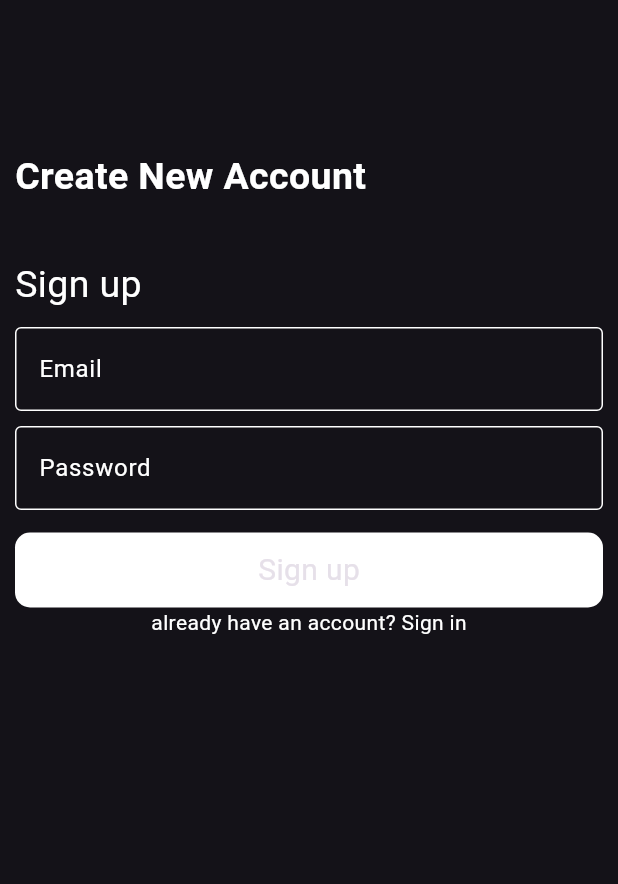
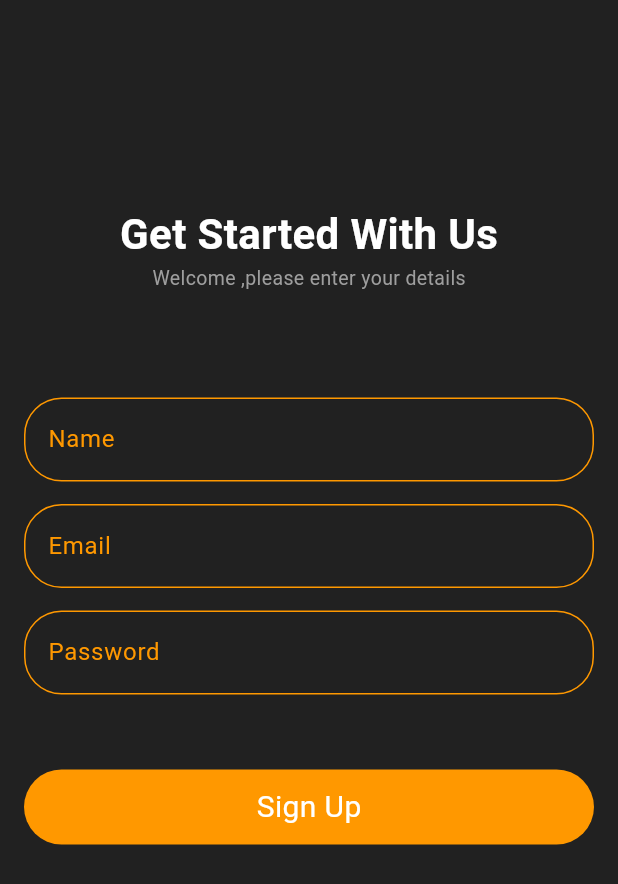
Before and after one commit to Donia-Abd-ElNasser/Recipes-App, a Flutter app: the screen it shows after launch, after a tap on "Sign up", on a phone screen of 412 x 824 dp. Shown: the top 884 px of the screen. Run offline on Flutter 3.47's test engine with Material 3 defaults, Android fonts, the light colour scheme and no system bars; drawn by our look-alikes of modal_progress_hud_nsn; our stand-ins replace awesome_dialog, bloc, firebase_auth, firebase_core, flutter_bloc, go_router and 1 more; accounts and stored records are empty; Roboto replaces fonts that are missing (GT Sectra Fine, kGtsectrafont).

Commit message:
handle register data

```diff
--- a/lib/core/routes.dart
+++ b/lib/core/routes.dart
@@ -5,7 +5,8 @@ import 'package:recipes_app/views/signin_view/view/signin_view.dart';
 
 import '../views/home_view/view/home_view.dart';
 import '../views/onboarding_view/view/onboarding_view.dart';
-import '../views/signup_view/view/signup_view.dart';
+import '../views/signup_view/view/sign_up_view.dart';
+
 import '../views/splash_view/view/splash_view.dart';
 
 abstract class AppRoutes {
--- a/lib/main.dart
+++ b/lib/main.dart
@@ -1,8 +1,10 @@
 import 'package:firebase_core/firebase_core.dart';
 import 'package:flutter/material.dart';
+import 'package:flutter_bloc/flutter_bloc.dart';
 import 'package:recipes_app/core/constants.dart';
 import 'package:recipes_app/core/routes.dart';
 import 'package:recipes_app/firebase_options.dart';
+import 'package:recipes_app/views/signup_view/view_model/signup_cubit/signup_cubit.dart';
 
 void main() async {
   WidgetsFlutterBinding.ensureInitialized();
@@ -20,10 +22,24 @@ class RecipesApp extends StatelessWidget {
 
   @override
   Widget build(BuildContext context) {
-    return MaterialApp.router(
-      debugShowCheckedModeBanner: false,
-      routerConfig: AppRoutes.routers,
-      theme: ThemeData.dark().copyWith(scaffoldBackgroundColor: kPrimaryColor),
+    return MultiBlocProvider(
+      providers: [
+BlocProvider(create: (context)=>SignupCubit()),
+
+
+      ],
+      child: MaterialApp.router(
+        debugShowCheckedModeBanner: false,
+        routerConfig: AppRoutes.routers,
+        theme:ThemeData.dark().copyWith(
+        scaffoldBackgroundColor: kPrimaryColor,
+        textTheme: TextTheme(
+      bodyLarge: TextStyle(fontFamily: 'kGtsectrafont'),
+      bodyMedium: TextStyle(fontFamily: 'kGtsectrafont'),
+      bodySmall: TextStyle(fontFamily: 'kGtsectrafont'),
+        ),
+      ),
+      ),
     );
   }
 }
--- /dev/null
+++ b/lib/views/signup_view/view/sign_up_view.dart
@@ -0,0 +1,14 @@
+import 'package:flutter/material.dart';
+
+import 'widget/signup_view_body.dart';
+
+class SignUpView extends StatelessWidget {
+  const SignUpView({super.key});
+
+  @override
+  Widget build(BuildContext context) {
+    return Scaffold(
+      body:SignupViewBody(),
+    );
+  }
+}
--- a/lib/views/signup_view/view/signup_view.dart
+++ b/lib/views/signup_view/view/signup_view.dart
@@ -1,155 +1,137 @@
+// import 'package:firebase_auth/firebase_auth.dart';
+// import 'package:flutter/material.dart';
+// import 'package:go_router/go_router.dart';
+// import 'package:modal_progress_hud_nsn/modal_progress_hud_nsn.dart';
+// import 'package:recipes_app/core/routes.dart';
 
+// import 'widget/custom_form_text_field.dart';
+// import 'widget/custom_signing_button.dart';
+// import 'widget/show_snack_bar.dart';
 
+// class SignUpView extends StatefulWidget {
+//   const SignUpView({super.key});
 
+//   @override
+//   State<SignUpView> createState() => _SignUpViewState();
+// }
 
-import 'package:firebase_auth/firebase_auth.dart';
-import 'package:flutter/material.dart';
-import 'package:go_router/go_router.dart';
-import 'package:modal_progress_hud_nsn/modal_progress_hud_nsn.dart';
-import 'package:recipes_app/core/routes.dart';
+// class _SignUpViewState extends State<SignUpView> {
+//   String? email;
 
+//   String? password;
 
+//   GlobalKey<FormState> formKey = GlobalKey();
 
-import 'widget/custom_form_text_field.dart';
-import 'widget/custom_signing_button.dart';
-import 'widget/show_snack_bar.dart';
+//   bool isLoading = false;
 
+//   @override
+//   Widget build(BuildContext context) {
+//     return ModalProgressHUD(
+//       inAsyncCall: isLoading,
+//       child: Scaffold(
+//         backgroundColor: Theme.of(context).primaryColor,
+//         body: Padding(
+//           padding: const EdgeInsets.symmetric(horizontal: 10),
+//           child: Form(
+//             key: formKey,
+//             child: ListView(
+//               children: [
+//                 // Image.asset(
+//                 //   'assets/scholar.png',
+//                 const SizedBox(height: 100),
+//                 Center(
+//                   child: const Text(
+//                     "Get Started With Us\n",
+//                     style: TextStyle(fontSize: 30, fontWeight: FontWeight.bold),
+//                   ),
+//                 ),
+//                 const Text(
+//                   'Welcome ,please enter your details',
+//                   style: TextStyle(color: Colors.grey, fontSize: 20),
+//                 ),
+//                 const SizedBox(height: 10),
+//                 CustomFormTextField(
+//                   onChange: (data) {
+//                     email = data;
+//                   },
+//                   text: 'Email',
+//                 ),
+//                 const SizedBox(height: 10),
+//                 CustomFormTextField(
+//                   obscureText: true,
+//                   onChange: (data) {
+//                     password = data;
+//                   },
+//                   text: 'Password',
+//                 ),
+//                 const SizedBox(height: 15),
+//                 SigningButton(
+//                   onTap: () async {
+//                     print('ya mosahel');
 
-class SignUpView extends StatefulWidget {
-  const SignUpView({super.key});
+//                     if (formKey.currentState!.validate()) {
+//                       isLoading = true;
+//                       setState(() {});
 
+//                       try {
+//                         await UserAuth();
+//                         GoRouter.of(
+//                           context,
+//                         ).push(AppRoutes.kSigninView, extra: email);
+//                         ShowSnackBar(context, 'Success');
+//                         print('offffffffffffffffffff');
+//                       } on FirebaseAuthException catch (e) {
+//                         if (e.code == 'weak-password') {
+//                           ShowSnackBar(
+//                             context,
+//                             ' password provided is too weak.',
+//                           );
+//                         } else if (e.code == 'email-already-in-use') {
+//                           ShowSnackBar(
+//                             context,
+//                             'account already exists for that email.',
+//                           );
+//                         }
+//                       } catch (e) {
+//                         ShowSnackBar(context, 'There was an error');
+//                       }
+//                     }
+//                     // else {
 
-  @override
-  State<SignUpView> createState() => _SignUpViewState();
-}
+//                     // }
+//                     isLoading = false;
+//                     setState(() {});
+//                   },
+//                   ButtonText: 'Sign up',
+//                 ),
+//                 Row(
+//                   mainAxisAlignment: MainAxisAlignment.center,
+//                   children: [
+//                     const Text(
+//                       'already have an account? ',
+//                       style: TextStyle(color: Colors.white),
+//                     ),
+//                     GestureDetector(
+//                       onTap: () {
+//                         Navigator.pop(context);
+//                       },
+//                       child: const Text(
+//                         'Sign in',
+//                         style: TextStyle(color: Colors.white),
+//                       ),
+//                     ),
+//                   ],
+//                 ),
+//               ],
+//             ),
+//           ),
+//         ),
+//       ),
+//     );
+//   }
 
-class _SignUpViewState extends State<SignUpView> {
-  String? email;
-
-  String? password;
-
-  GlobalKey<FormState> formKey = GlobalKey();
-
-  bool isLoading = false;
-
-  @override
-  Widget build(BuildContext context) {
-    return ModalProgressHUD(
-      inAsyncCall: isLoading,
-      child: Scaffold(
-          backgroundColor: Theme.of(context).primaryColor,
-          body: Padding(
-            padding: const EdgeInsets.symmetric(horizontal: 10),
-            child: Form(
-              key: formKey,
-              child: ListView(
-                children: [
-                  // Image.asset(
-                  //   'assets/scholar.png',
-                  const SizedBox(height: 100,),
-                   const Text(
-                    "Create New Account \n"
-                    ,
-                    style: TextStyle(
-                        color: Colors.white,
-                        fontSize: 25,
-                        fontWeight: FontWeight.bold),
-                  ),
-                  const Text(
-                    'Sign up',
-                    style: TextStyle(
-                      color: Colors.white,
-                      fontSize: 25,
-                    ),
-                  ),
-                  const SizedBox(
-                    height: 10,
-                  ),
-                  CustomFormTextField(
-                      onChange: (data) {
-                        email = data;
-                      },
-                      text: 'Email'),
-                  const SizedBox(
-                    height: 10,
-                  ),
-                  CustomFormTextField(
-                    obscureText: true,
-                      onChange: (data) {
-                        password = data;
-                      },
-                      text: 'Password'),
-                  const SizedBox(
-                    height: 15,
-                  ),
-                  SigningButton(
-                      onTap: () async {
-                        print('ya mosahel');
-
-                        if (formKey.currentState!.validate()) {
-                          isLoading = true;
-                          setState(() {});
-
-                          try {
-                            await UserAuth();
-                       GoRouter.of(context).push(AppRoutes.kSignupView,extra: email);
-                            ShowSnackBar(context, 'Success');
-                            print('offffffffffffffffffff');
-                          } on FirebaseAuthException catch (e) {
-                            if (e.code == 'weak-password') {
-                              ShowSnackBar(context,
-                                  ' password provided is too weak.');
-                            } else if (e.code == 'email-already-in-use') {
-                              ShowSnackBar(context,
-                                  'account already exists for that email.');
-                            }
-                          } catch (e) {
-                            ShowSnackBar(context, 'There was an error');
-                          }
-                        }
-                        // else {
-
-                        // }
-                        isLoading = false;
-                        setState(() {
-
-                        });
-                      },
-                      ButtonText: 'Sign up'),
-                  Row(
-                    mainAxisAlignment: MainAxisAlignment.center,
-                    children: [
-                      const Text(
-                        'already have an account? ',
-                        style: TextStyle(
-                          color: Colors.white,
-                        ),
-                      ),
-                      GestureDetector(
-                        onTap: () {
-                          Navigator.pop(context);
-                        },
-                        child: const Text(
-                          'Sign in',
-                          style: TextStyle(
-                            color: Colors.white,
-                          ),
-                        ),
-                      ),
-                    ],
-                  ),
-                ],
-              ),
-            ),
-          )
-          ),
-    );
-  }
-
-  Future<void> UserAuth() async {
-    UserCredential user = await FirebaseAuth.instance
-        .createUserWithEmailAndPassword(email: email!, password: password!);
-  }
-
-
-}
+//   Future<void> UserAuth() async {
+//     UserCredential user = await FirebaseAuth.instance
+//         .createUserWithEmailAndPassword(email: email!, password: password!);
+//   }
+// }
--- a/lib/views/signup_view/view/widget/custom_form_text_field.dart
+++ b/lib/views/signup_view/view/widget/custom_form_text_field.dart
@@ -2,34 +2,39 @@ import 'package:flutter/material.dart';
 
 class CustomFormTextField extends StatelessWidget {
   CustomFormTextField(
-      {super.key, this.obscureText = false, this.onChange, required this.text});
+      {super.key, this.obscureText = false, this.onChange, required this.text, required this.controller});
   Function(String)? onChange;
   final String text;
   final bool? obscureText;
+  final TextEditingController controller;
   @override
   Widget build(BuildContext context) {
     return TextFormField(
+
+      controller: controller,
       obscureText: obscureText!,
       validator: (data) {
         if (data!.isEmpty) {
-          return 'field is required';
+          return '$text is required';
         }
       },
       onChanged: onChange,
-      decoration: InputDecoration(
-        hintText: text,
-        hintStyle: const TextStyle(color: Colors.white),
-        focusedBorder: const OutlineInputBorder(
-          borderSide:
-              BorderSide(color: Color.fromARGB(255, 80, 37, 84), width: 2.5),
-        ),
-        enabledBorder: const OutlineInputBorder(
-          borderSide: BorderSide(color: Colors.white),
-        ),
-        border: const OutlineInputBorder(
-          borderSide: BorderSide(color: Colors.white),
-        ),
-      ),
+       decoration: InputDecoration(
+        errorStyle:TextStyle(color: Colors.orange) ,
+       labelStyle: TextStyle(color: Colors.orange),
+                      labelText: text,
+                      enabledBorder: OutlineInputBorder(
+                        borderSide: BorderSide(color: Colors.orange),
+                         borderRadius: BorderRadius.circular(25.0),
+                      ) ,
+                       focusedBorder:OutlineInputBorder(
+                        borderSide: BorderSide(color: Colors.orange),
+                         borderRadius: BorderRadius.circular(25.0),
+                      ) ,
+                      border: OutlineInputBorder(
+                        borderRadius: BorderRadius.circular(25.0),
+                      ),
+    ),
     );
   }
 }
--- a/lib/views/signup_view/view/widget/custom_signing_button.dart
+++ b/lib/views/signup_view/view/widget/custom_signing_button.dart
@@ -9,8 +9,8 @@ VoidCallback? onTap;
     return  GestureDetector(
       onTap: onTap,
       child: Container(
-            decoration: BoxDecoration( color: Colors.white,
-              borderRadius: BorderRadius.circular(10)),
+            decoration: BoxDecoration( color: Colors.orange,
+              borderRadius: BorderRadius.circular(25)),
             width: 350,height: 50,
 
            child: Center(child: Text( ButtonText,style: const TextStyle(fontSize: 20),))
--- /dev/null
+++ b/lib/views/signup_view/view/widget/signup_view_body.dart
@@ -0,0 +1,94 @@
+import 'package:flutter/material.dart';
+import 'package:flutter_bloc/flutter_bloc.dart';
+import 'package:go_router/go_router.dart';
+
+import 'package:recipes_app/core/constants.dart';
+import 'package:recipes_app/core/routes.dart';
+import 'package:recipes_app/views/signup_view/view/widget/custom_error_widget.dart';
+import 'package:recipes_app/views/signup_view/view/widget/custom_form_text_field.dart';
+import 'package:recipes_app/views/signup_view/view/widget/custom_signing_button.dart';
+import 'package:recipes_app/views/signup_view/view/widget/custom_success_widget.dart';
+import 'package:recipes_app/views/signup_view/view_model/signup_cubit/signup_cubit.dart';
+
+class SignupViewBody extends StatelessWidget {
+  SignupViewBody({super.key});
+  final nameController = TextEditingController();
+  final emailController = TextEditingController();
+  final passwordController = TextEditingController();
+
+  final GlobalKey<FormState> formKey = GlobalKey();
+
+  // bool isLoading = false;
+
+  @override
+  Widget build(BuildContext context) {
+    return BlocConsumer<SignupCubit, SignupState>(
+      listener: (context, state) {
+        if (state is SignupLoadingState) {
+         state.loading();
+        } else if (state is SignupSuccessState) {
+          CustomSuccessWidget(contextt: context,succmsg: state.succmsg,);
+
+          GoRouter.of(context).push(AppRoutes.kSigninView);
+        } else if (state is SignupFailureState) {
+          CustomErrorWidget(err: state.errmessage, contextt: context);
+
+        }
+      },
+      builder: (context, state) {
+        return Padding(
+          padding: const EdgeInsets.all(16),
+          child: Form(
+            key: formKey,
+            child: ListView(
+              children: [
+                const SizedBox(height: 120),
+                Center(
+                  child: const Text(
+                    "Get Started With Us",
+                    style: TextStyle(
+                      fontSize: 28,
+                      fontWeight: FontWeight.bold,
+                      fontFamily: kGtsectrafont,
+                    ),
+                  ),
+                ),
+                Center(
+                  child: const Text(
+                    'Welcome ,please enter your details',
+                    style: TextStyle(color: Colors.grey, fontSize: 13),
+                  ),
+                ),
+                const SizedBox(height: 70),
+                CustomFormTextField(controller: nameController, text: 'Name'),
+                SizedBox(height: 15),
+                CustomFormTextField(
+                  controller: emailController,
+                  text: 'Email',
+                ),
+                SizedBox(height: 15),
+                CustomFormTextField(
+                  controller: passwordController,
+                  obscureText: true,
+                  text: 'Password',
+                ),
+                SizedBox(height: 50),
+                SigningButton(
+                  ButtonText: 'Sign Up',
+                  onTap: () async {
+                    if (formKey.currentState!.validate()) {
+                      BlocProvider.of<SignupCubit>(context).registerUser(
+                        email: emailController.text,
+                        password: passwordController.text,
+                      );
+                    }
+                  },
+                ),
+              ],
+            ),
+          ),
+        );
+      },
+    );
+  }
+}
--- /dev/null
+++ b/lib/views/signup_view/view_model/signup_cubit/signup_state.dart
@@ -0,0 +1,24 @@
+part of 'signup_cubit.dart';
+
+@immutable
+sealed class SignupState {}
+
+final class SignupInitial extends SignupState {}
+
+final class SignupLoadingState extends SignupState {
+  Center loading(){
+     return Center(child: CircularProgressIndicator());
+  }
+}
+
+final class SignupSuccessState extends SignupState {
+   final String succmsg;
+
+  SignupSuccessState({required this.succmsg});
+}
+
+final class SignupFailureState extends SignupState {
+  final String errmessage;
+
+  SignupFailureState({required this.errmessage});
+}
--- a/lib/views/splash_view/view/widget/sliding_text_widget.dart
+++ b/lib/views/splash_view/view/widget/sliding_text_widget.dart
@@ -14,7 +14,7 @@ class SlidingTextWidget extends StatelessWidget {
   Widget build(BuildContext context) {
     return Positioned(
       bottom: 180,
-      left: 60,
+      left: 45,
       child: AnimatedBuilder(
         animation: slidingAnimation,
         builder: (context, _) {
--- a/lib/views/splash_view/view/widget/splash_view_body.dart
+++ b/lib/views/splash_view/view/widget/splash_view_body.dart
@@ -20,7 +20,7 @@ class _SplashViewBodyState extends State<SplashViewBody>
   void initState() {
     super.initState();
     animatedMethod();
-    navigateToNext();
+   navigateToNext();
   }
   @override
   void dispose() {
--- a/pubspec.yaml
+++ b/pubspec.yaml
@@ -28,11 +28,14 @@ environment:
 # the latest version available on pub.dev. To see which dependencies have newer
 # versions available, run `flutter pub outdated`.
 dependencies:
+  awesome_dialog: ^3.2.1
+
   cupertino_icons: ^1.0.8
   firebase_auth: ^5.5.1
   firebase_core: ^3.12.1
   flutter:
     sdk: flutter
+  flutter_bloc: ^9.1.0
   go_router: ^14.8.1
   modal_progress_hud_nsn: ^0.5.1
   rive: ^0.13.20
```
Also changed, not shown: lib/views/signup_view/view/widget/custom_error_widget.dart (added, +33 -0 lines), lib/views/signup_view/view/widget/custom_formfield_text.dart (added, +25 -0 lines), lib/views/signup_view/view/widget/custom_success_widget.dart (added, +39 -0 lines), lib/views/signup_view/view_model/signup_cubit/signup_cubit.dart (added, +34 -0 lines), pubspec.lock.
